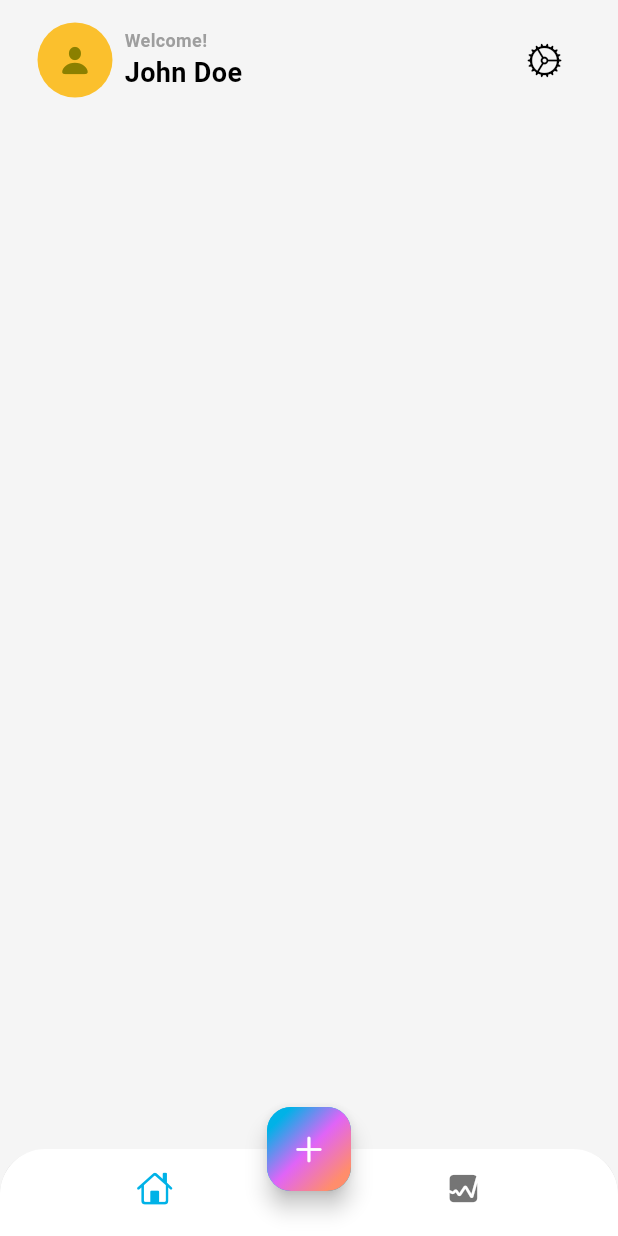
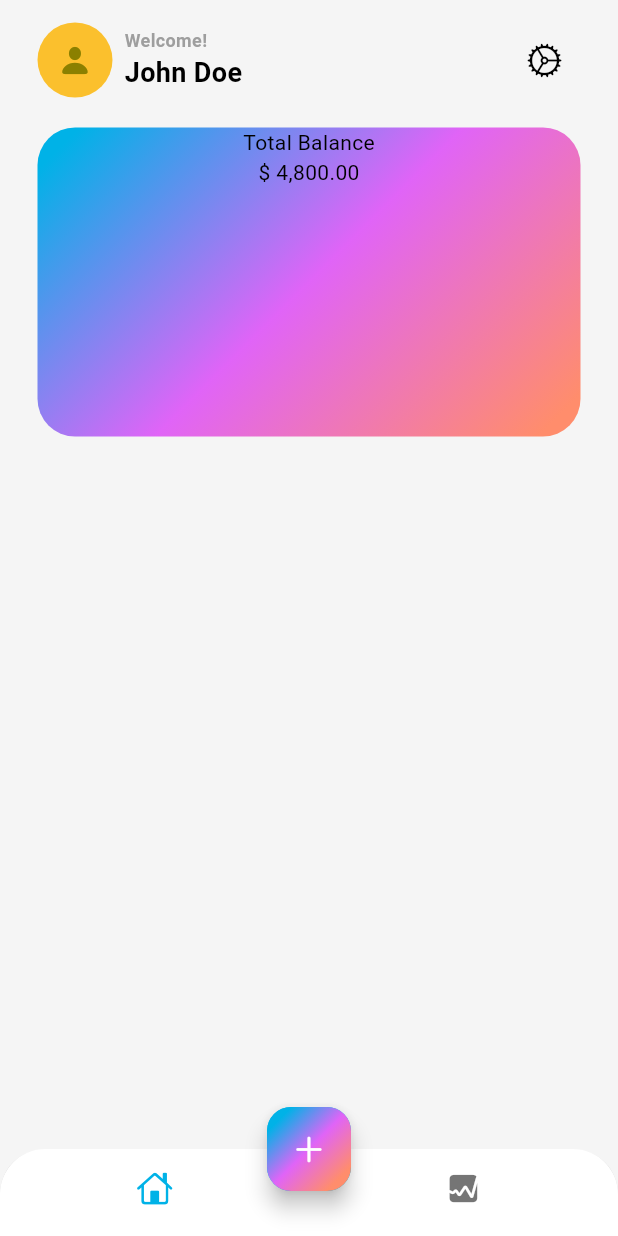
Before and after one commit to Fatma-kabil/MoneyNest, a Flutter app: the screen it shows after launch, on a phone screen of 412 x 824 dp. Run offline on Flutter 3.47's test engine with Material 3 defaults, Android fonts, the phone set to English and light mode, and no system bars.

Commit message:
create total balance card

```diff
--- a/lib/features/home/views/widgets/home_view_body.dart
+++ b/lib/features/home/views/widgets/home_view_body.dart
@@ -1,6 +1,6 @@
 import 'package:flutter/material.dart';
+import 'package:money_nest/features/home/views/widgets/total_balance_card.dart';
 import 'package:money_nest/features/home/views/widgets/usr_info_header.dart';
-
 
 class HomeViewBody extends StatelessWidget {
   const HomeViewBody({super.key});
@@ -11,8 +11,10 @@ class HomeViewBody extends StatelessWidget {
       child: Padding(
         padding: const EdgeInsets.symmetric(horizontal: 25.0, vertical: 15),
         child: Column(
-          children: const [
+          children: [
             UserInfoHeader(),
+            SizedBox(height: 20),
+             TotalBalanceCard(),
             // Add more widgets here...
           ],
         ),
--- /dev/null
+++ b/lib/features/home/views/widgets/total_balance_card.dart
@@ -0,0 +1,33 @@
+import 'dart:math';
+import 'package:flutter/material.dart';
+
+class TotalBalanceCard extends StatelessWidget {
+  const TotalBalanceCard({super.key});
+
+  @override
+  Widget build(BuildContext context) {
+    return Container(
+      width: double.infinity,
+      height: MediaQuery.of(context).size.width / 2,
+
+      decoration: BoxDecoration(
+        borderRadius: BorderRadius.circular(25),
+        gradient: LinearGradient(
+          colors: [
+            Theme.of(context).colorScheme.primary,
+            Theme.of(context).colorScheme.secondary,
+            Theme.of(context).colorScheme.tertiary,
+          ],
+          transform: GradientRotation(pi / 4),
+        ),
+      ),
+      child: Column(
+        children: [
+          Text('Total Balance'),
+          // const SizedBox(height: 8),
+          Text('\$ 4,800.00'),
+        ],
+      ),
+    );
+  }
+}
```
